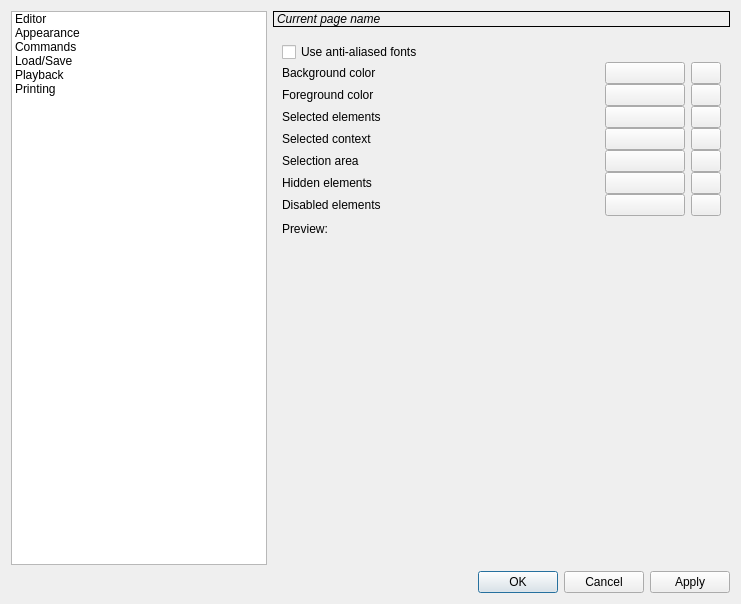
Qt form src/ui/settingsdialog.ui (canorusmusic/canorus) before a commit.
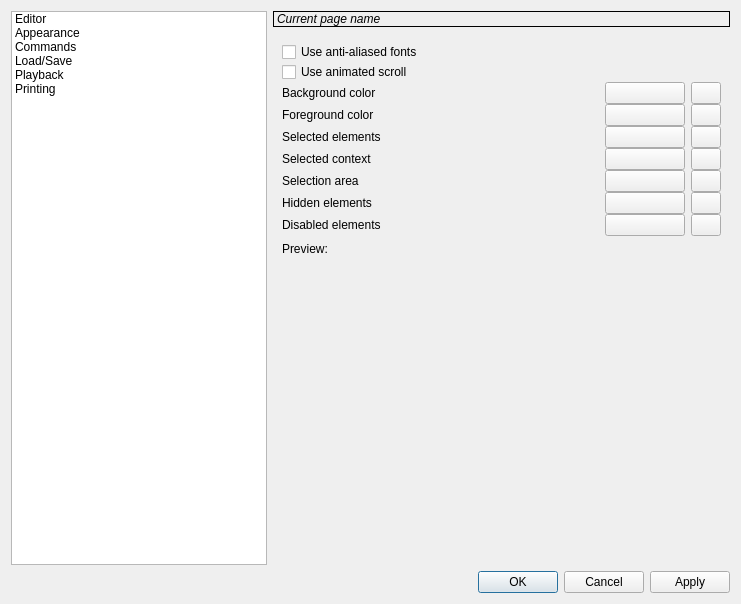
The same form after that commit. The open tabs and pages were chosen to show the change. Icons and pictures are not drawn. Custom widgets are drawn as their Qt base class.

Commit message: Fixed back-scroll for repeats. Moved Use animated scroll to Settings dialog. Store Lock scroll while playback and Animated scroll in Settings.

The edit to the form file:
```diff
--- a/src/ui/settingsdialog.ui
+++ b/src/ui/settingsdialog.ui
@@ -222,6 +222,13 @@
                </property>
               </widget>
              </item>
+             <item>
+              <widget class="QCheckBox" name="uiAnimatedScroll">
+               <property name="text">
+                <string>Use animated scroll</string>
+               </property>
+              </widget>
+             </item>
              <item>
               <layout class="QHBoxLayout">
                <property name="spacing">
```
Left out of the diff: 2 changed lines with no effect on the pictures. The commit also changes 6 other files.
